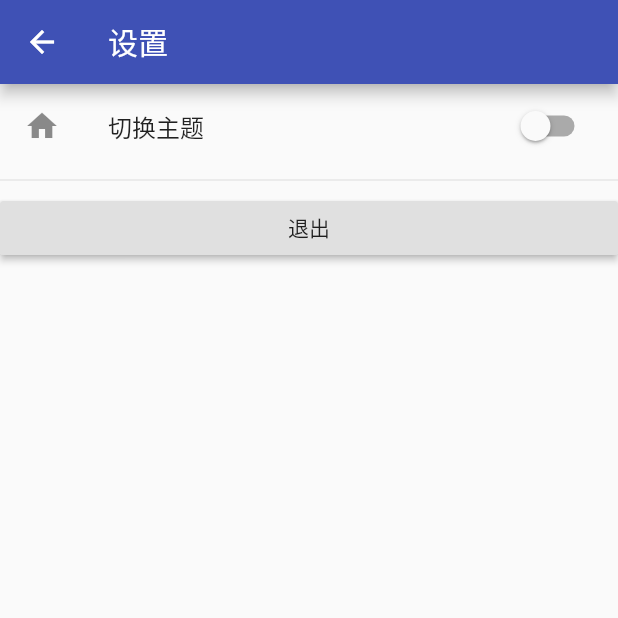
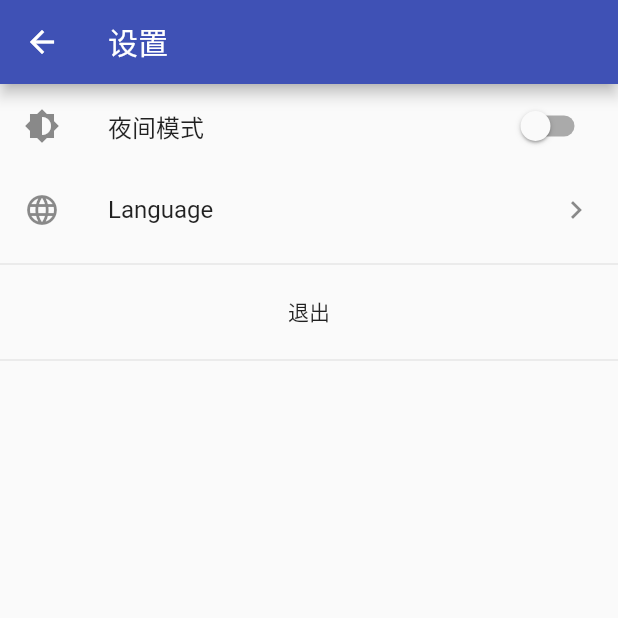
Before and after one commit to C-Royale/clash_royale_client, a Flutter app: the Setting screen opened directly, on a phone screen of 412 x 824 dp, the top half of it. Run offline on Flutter 3.47's test engine with Material 2 defaults, Android fonts, the phone set to English and light mode, and no system bars; our stand-ins replace dio, dynamic_theme; network calls fail.

Commit message:
Add Language listtile with setting page

```diff
--- a/lib/views/setting/setting.dart
+++ b/lib/views/setting/setting.dart
@@ -16,8 +16,15 @@ class _SettingState extends State<Setting> {
       body: new Center(
         child: ListView(children: <Widget>[
           ThemeSetting(),
+          ListTile(
+              leading: const Icon(Icons.language),
+              title: const Text('Language'),
+              trailing: const Icon(Icons.chevron_right),
+              onTap: () {
+                print('language is click...');
+              }),
           Divider(),
-          RaisedButton(
+          FlatButton(
             child: Text("退出"),
             onPressed: () {
               Navigator.pushAndRemoveUntil(
@@ -28,6 +35,7 @@ class _SettingState extends State<Setting> {
               );
             },
           ),
+          Divider(),
         ]),
       ),
     );
@@ -42,9 +50,9 @@ class _ThemeSettingState extends State<ThemeSetting> {
   bool _value = false;
 
   @override
-  void initState() {
-    // TODO: implement Theme.of(context).brightness == Brightness.dark with _value
-    super.initState();
+  void didChangeDependencies() {
+    super.didChangeDependencies();
+    _value = Theme.of(context).brightness == Brightness.dark;
   }
 
   void _onChanged(bool value) {
@@ -60,8 +68,8 @@ class _ThemeSettingState extends State<ThemeSetting> {
   @override
   Widget build(BuildContext context) {
     return new SwitchListTile(
-        title: new Text('切换主题'),
-        secondary: const Icon(Icons.home),
+        title: new Text('夜间模式'),
+        secondary: const Icon(Icons.brightness_medium),
         value: _value,
         onChanged: (bool value) {
           _onChanged(value);
```
